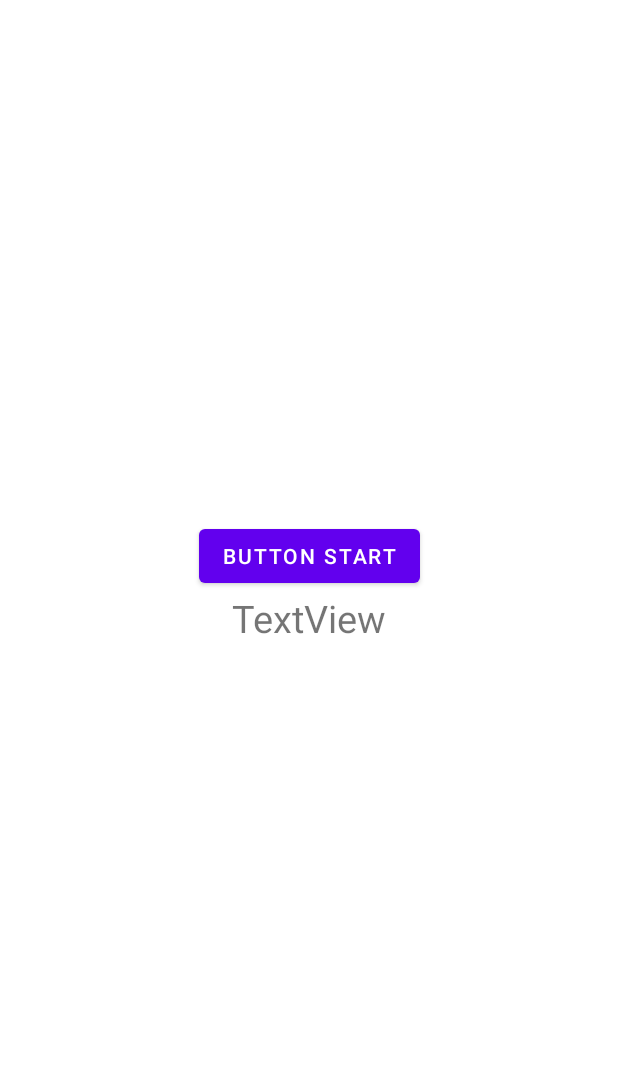
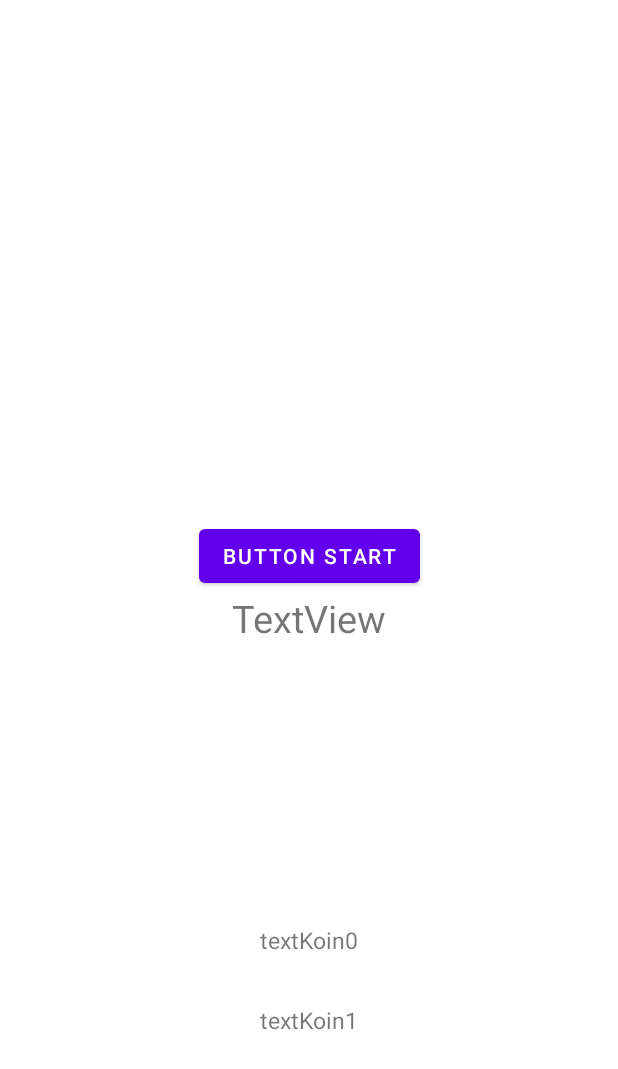
Before and after one commit to matr1x244/MVVM, an Android app: the layout fragment_main.xml on its own in the app's theme, with its tools: preview values and no code run, on a phone screen of 412 x 824 dp. Shown: the top 1069 px of the screen. Run offline under Robolectric (Android 15) with nearby library versions, the phone set to English and light mode, and no system bars.

Commit message:
Подключил Koin для тестирования (PrintKoin.kt) и тестирования через Koin MainFragmentViewModel.kt
Добавил для тестирования если через функцию inject зависимость через Koin

```diff
--- a/app/src/main/java/com/geekbrains/mvvm/domain/PrintKoin.kt
+++ b/app/src/main/java/com/geekbrains/mvvm/domain/PrintKoin.kt
@@ -2,9 +2,9 @@ package com.geekbrains.mvvm.domain
 
 class PrintKoin {
 
-    val showPrint = "@@@ + $this" + "Test println Koin (class printKoin)"
+    val showPrint = "@@@ Koin (class printKoin)"
 
     fun showPrintFunc() {
-        println("@@@ + $this" + "Test println Koin (showPrintFunc())")
+        println("@@@ Koin (showPrintFunc())")
     }
 }
--- a/app/src/main/java/com/geekbrains/mvvm/presentation/view/main/MainFragment.kt
+++ b/app/src/main/java/com/geekbrains/mvvm/presentation/view/main/MainFragment.kt
@@ -55,6 +55,8 @@ class MainFragment : Fragment() {
     }
 
     private fun koinPrint() {
+        binding.textKoin0.text = printKoin.showPrint
+        binding.textKoin1.text = printKoin.showPrintFunc().toString()
         println("@@@ ${printKoin.showPrint}")
         println("@@@ ${printKoin.showPrintFunc()}")
     }
--- a/app/src/main/res/layout/fragment_main.xml
+++ b/app/src/main/res/layout/fragment_main.xml
@@ -26,4 +26,27 @@
         app:layout_constraintEnd_toEndOf="parent"
         app:layout_constraintStart_toStartOf="parent" />
 
+    <TextView
+        android:id="@+id/textKoin0"
+        android:layout_width="wrap_content"
+        android:layout_height="wrap_content"
+        android:text="textKoin0"
+        android:textSize="15dp"
+        app:layout_constraintBottom_toBottomOf="parent"
+        app:layout_constraintEnd_toEndOf="parent"
+        app:layout_constraintStart_toStartOf="parent"
+        app:layout_constraintTop_toBottomOf="@+id/textView" />
+
+    <TextView
+        android:id="@+id/textKoin1"
+        android:layout_width="wrap_content"
+        android:layout_height="wrap_content"
+        android:text="textKoin1"
+        android:textSize="15dp"
+        app:layout_constraintBottom_toBottomOf="parent"
+        app:layout_constraintEnd_toEndOf="parent"
+        app:layout_constraintStart_toStartOf="parent"
+        app:layout_constraintTop_toBottomOf="@+id/textKoin0"
+        app:layout_constraintVertical_bias="0.194" />
+
 </androidx.constraintlayout.widget.ConstraintLayout>
```
